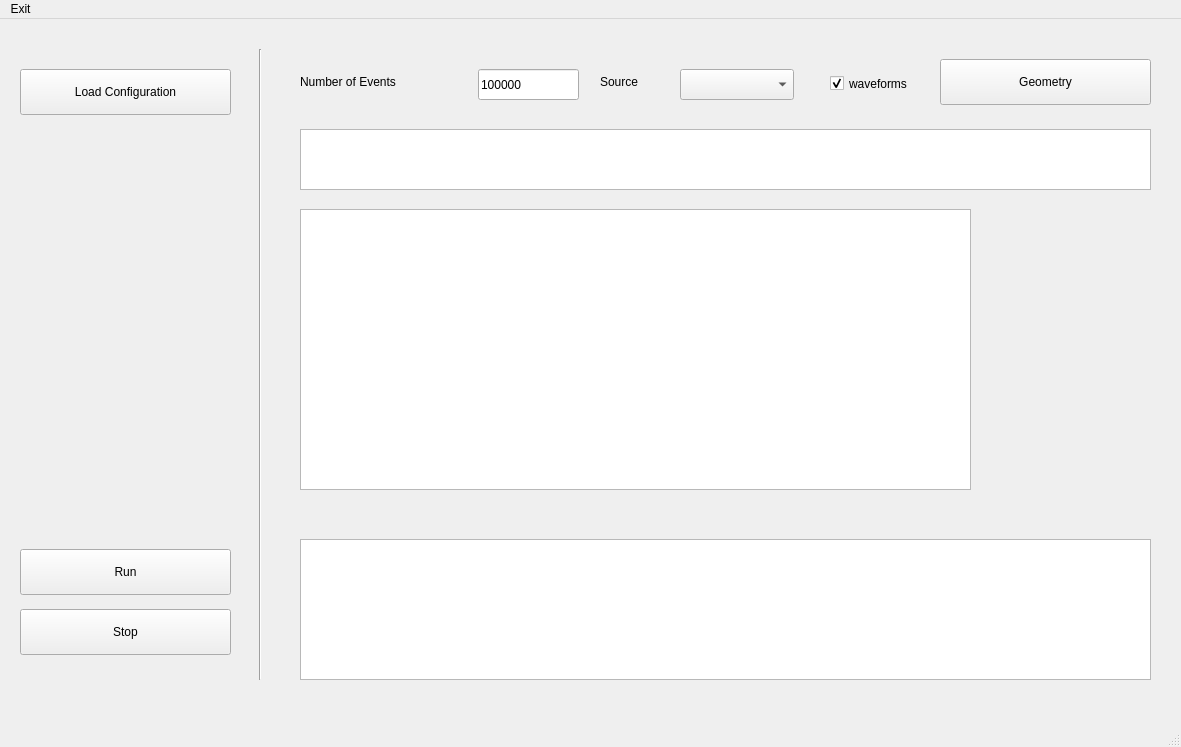
Above: daq/DAQgui/daq_interface.ui from acolijn/DT5550_DAQ before the change. Below: the same form after it.
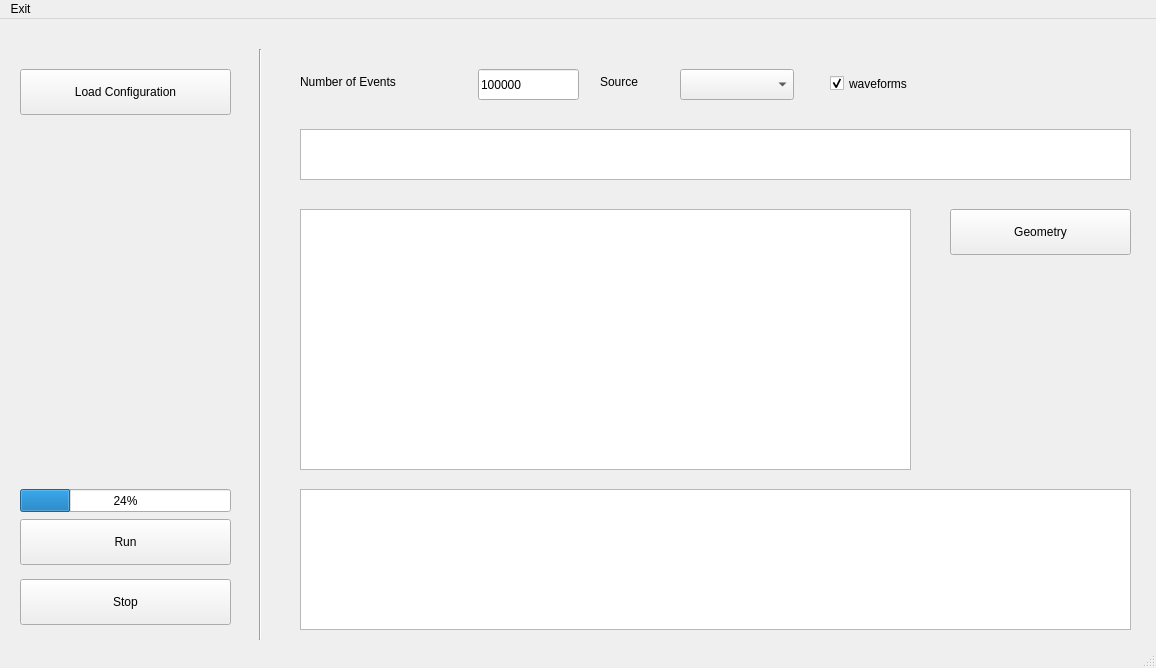
That is the form after the change.

Commit message: refine geometry setting

Diff of the .ui file:
```diff
--- a/daq/DAQgui/daq_interface.ui
+++ b/daq/DAQgui/daq_interface.ui
@@ -6,8 +6,8 @@
    <rect>
     <x>0</x>
     <y>0</y>
-    <width>1181</width>
-    <height>747</height>
+    <width>1156</width>
+    <height>668</height>
    </rect>
   </property>
   <property name="windowTitle">
@@ -19,8 +19,8 @@
      <rect>
       <x>300</x>
       <y>190</y>
-      <width>671</width>
-      <height>281</height>
+      <width>611</width>
+      <height>261</height>
      </rect>
     </property>
    </widget>
@@ -29,8 +29,8 @@
      <rect>
       <x>300</x>
       <y>110</y>
-      <width>851</width>
-      <height>61</height>
+      <width>831</width>
+      <height>51</height>
      </rect>
     </property>
    </widget>
@@ -38,7 +38,7 @@
     <property name="geometry">
      <rect>
       <x>20</x>
-      <y>590</y>
+      <y>560</y>
       <width>211</width>
       <height>46</height>
      </rect>
@@ -51,7 +51,7 @@
     <property name="geometry">
      <rect>
       <x>20</x>
-      <y>530</y>
+      <y>500</y>
       <width>211</width>
       <height>46</height>
      </rect>
@@ -79,7 +79,7 @@
       <x>250</x>
       <y>30</y>
       <width>20</width>
-      <height>631</height>
+      <height>591</height>
      </rect>
     </property>
     <property name="orientation">
@@ -90,8 +90,8 @@
     <property name="geometry">
      <rect>
       <x>300</x>
-      <y>520</y>
-      <width>851</width>
+      <y>470</y>
+      <width>831</width>
       <height>141</height>
      </rect>
     </property>
@@ -164,9 +164,9 @@
    <widget class="QPushButton" name="open_geometry_button">
     <property name="geometry">
      <rect>
-      <x>940</x>
-      <y>40</y>
-      <width>211</width>
+      <x>950</x>
+      <y>190</y>
+      <width>181</width>
       <height>46</height>
      </rect>
     </property>
@@ -174,13 +174,26 @@
      <string>Geometry</string>
     </property>
    </widget>
+   <widget class="QProgressBar" name="progressBar">
+    <property name="geometry">
+     <rect>
+      <x>20</x>
+      <y>470</y>
+      <width>211</width>
+      <height>23</height>
+     </rect>
+    </property>
+    <property name="value">
+     <number>24</number>
+    </property>
+   </widget>
   </widget>
   <widget class="QMenuBar" name="menubar">
    <property name="geometry">
     <rect>
      <x>0</x>
      <y>0</y>
-     <width>1181</width>
+     <width>1156</width>
      <height>21</height>
     </rect>
    </property>
```
The commit also changes 5 other files.
